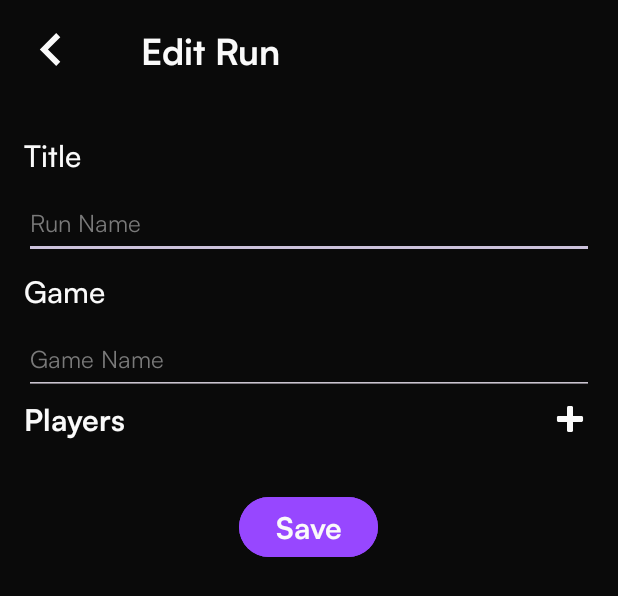
After one commit to daniellalimbag/Pokesoul, an Android app: the layout edit_run.xml on its own in the app's theme, with its tools: preview values and no code run, on a phone screen of 412 x 824 dp. The commit adds this screen. Shown: the top 596 px of the screen. Run offline under Robolectric (Android 15) with nearby library versions, the phone set to English and light mode, and no system bars.

Commit message:
feat: created EditRun

```diff
--- a/app/src/main/java/com/mobdeve/s21/pokesoul/model/Run.kt
+++ b/app/src/main/java/com/mobdeve/s21/pokesoul/model/Run.kt
@@ -1,8 +1,10 @@
 package com.mobdeve.s21.pokesoul.model
 
 import java.io.Serializable
+import java.util.UUID
 
 data class Run(
+    val id: String = UUID.randomUUID().toString(),
     var runName: String,
     val gameTitle: String,
     var players: List<User>,
@@ -14,12 +16,14 @@ data class Run(
     var logs: List<TimelineLog> = mutableListOf()
 ) : Serializable {
     constructor(
+        id: String,
         runName: String,
         gameTitle: String,
         players: List<User>,
         updatedTime: String,
         logs: List<TimelineLog> = mutableListOf()
     ) : this(
+        id,
         runName,
         gameTitle,
         players,
--- /dev/null
+++ b/app/src/main/res/layout/edit_run.xml
@@ -0,0 +1,136 @@
+<?xml version="1.0" encoding="utf-8"?>
+<LinearLayout xmlns:android="http://schemas.android.com/apk/res/android"
+    xmlns:app="http://schemas.android.com/apk/res-auto"
+    android:layout_width="match_parent"
+    android:layout_height="match_parent"
+    xmlns:tools="http://schemas.android.com/tools"
+    android:background="@color/black"
+    android:gravity="center_horizontal"
+    android:orientation="vertical"
+    tools:context=".activity.AddRunActivity">
+
+    <androidx.constraintlayout.widget.ConstraintLayout
+        android:id="@+id/relativeLayout"
+        android:layout_width="match_parent"
+        android:layout_height="wrap_content"
+        android:gravity="center|left">
+
+        <ImageButton
+            android:id="@+id/backIbtn"
+            android:layout_width="wrap_content"
+            android:layout_height="wrap_content"
+            android:backgroundTint="@android:color/transparent"
+            app:layout_constraintStart_toStartOf="parent"
+            app:layout_constraintTop_toTopOf="parent"
+            app:srcCompat="@drawable/back_button" />
+
+        <TextView
+            android:layout_width="wrap_content"
+            android:layout_height="wrap_content"
+            android:layout_marginStart="24dp"
+            android:fontFamily="@font/satoshi_bold"
+            android:text="Edit Run"
+            android:textColor="@color/white"
+            android:textSize="24sp"
+            app:layout_constraintBottom_toBottomOf="parent"
+            app:layout_constraintStart_toEndOf="@+id/backIbtn"
+            app:layout_constraintTop_toTopOf="parent" />
+
+    </androidx.constraintlayout.widget.ConstraintLayout>
+
+    <LinearLayout
+        android:layout_width="match_parent"
+        android:layout_height="wrap_content"
+        android:gravity="center_horizontal"
+        android:orientation="vertical"
+        android:padding="16dp">
+
+        <TextView
+            android:layout_width="match_parent"
+            android:layout_height="wrap_content"
+            android:fontFamily="@font/satoshi_medium"
+            android:paddingTop="8dp"
+            android:paddingBottom="8dp"
+            android:text="Title"
+            android:textColor="@color/white"
+            android:textSize="20sp" />
+
+        <EditText
+            android:id="@+id/titleEt"
+            android:layout_width="match_parent"
+            android:layout_height="48dp"
+            android:ems="10"
+            android:fontFamily="@font/satoshi_regular"
+            android:hint="Run Name"
+            android:inputType="text"
+            android:textColor="@color/white"
+            android:textColorHint="@color/boulder"
+            android:textSize="16sp" />
+
+        <TextView
+            android:layout_width="match_parent"
+            android:layout_height="wrap_content"
+            android:fontFamily="@font/satoshi_medium"
+            android:paddingTop="8dp"
+            android:paddingBottom="8dp"
+            android:text="Game"
+            android:textColor="@color/white"
+            android:textSize="20sp" />
+
+        <EditText
+            android:id="@+id/gameEt"
+            android:layout_width="match_parent"
+            android:layout_height="48dp"
+            android:ems="10"
+            android:fontFamily="@font/satoshi_regular"
+            android:hint="Game Name"
+            android:inputType="text"
+            android:textColor="@color/white"
+            android:textColorHint="@color/boulder"
+            android:textSize="16sp" />
+
+        <LinearLayout
+            android:layout_width="match_parent"
+            android:layout_height="wrap_content"
+            android:gravity="center_vertical"
+            android:orientation="horizontal">
+
+            <TextView
+                android:layout_width="0dp"
+                android:layout_height="wrap_content"
+                android:layout_weight="1"
+                android:fontFamily="@font/satoshi_bold"
+                android:text="Players"
+                android:textColor="@color/white"
+                android:textSize="20sp" />
+
+            <ImageButton
+                android:id="@+id/addIbtn"
+                android:layout_width="wrap_content"
+                android:layout_height="wrap_content"
+                android:background="@android:color/transparent"
+                android:tint="@color/white"
+                app:srcCompat="@android:drawable/ic_input_add" />
+        </LinearLayout>
+
+        <androidx.recyclerview.widget.RecyclerView
+            android:id="@+id/playersRv"
+            android:layout_width="match_parent"
+            android:layout_height="wrap_content"
+            android:layout_marginTop="8dp"
+            android:layout_marginBottom="8dp" />
+
+    </LinearLayout>
+
+    <Button
+        android:id="@+id/saveBtn"
+        android:layout_width="wrap_content"
+        android:layout_height="wrap_content"
+        android:backgroundTint="@color/lavender_indigo"
+        android:fontFamily="@font/satoshi_bold"
+        android:gravity="end"
+        android:text="Save"
+        android:textColor="@color/white"
+        android:textSize="20sp" />
+
+</LinearLayout>
```
Also changed, not shown: app/src/main/java/com/mobdeve/s21/pokesoul/activity/EditRunActivity.kt (added, +95 -0 lines), app/src/main/java/com/mobdeve/s21/pokesoul/fragment/RunFragment.kt (+32 -1 lines), app/src/main/res/layout/item_run.xml (+18 -2 lines).
